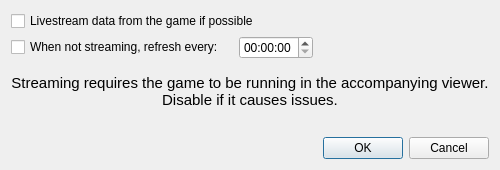
First picture: the form in KCSettingsDialog.ui, repository KanColleTool/kct-tool, before the edit.
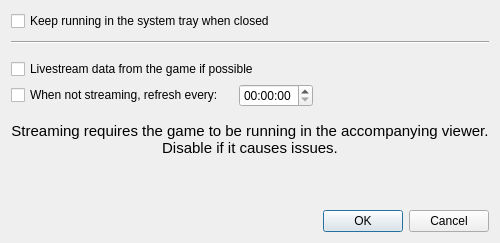
Second picture: the form after the edit.

Commit message: Minimize to Tray settings and stuff

```diff
--- a/KCSettingsDialog.ui
+++ b/KCSettingsDialog.ui
@@ -9,8 +9,8 @@
    <rect>
     <x>0</x>
     <y>0</y>
-    <width>500</width>
-    <height>170</height>
+    <width>467</width>
+    <height>243</height>
    </rect>
   </property>
   <property name="windowTitle">
@@ -21,7 +21,78 @@
     <number>5</number>
    </property>
    <item>
-    <layout class="QVBoxLayout" name="verticalLayout_2">
+    <widget class="QWidget" name="minimizeToTrayContainer" native="true">
+     <layout class="QVBoxLayout" name="verticalLayout_4">
+      <property name="spacing">
+       <number>0</number>
+      </property>
+      <property name="leftMargin">
+       <number>0</number>
+      </property>
+      <property name="topMargin">
+       <number>0</number>
+      </property>
+      <property name="rightMargin">
+       <number>0</number>
+      </property>
+      <property name="bottomMargin">
+       <number>0</number>
+      </property>
+      <item>
+       <layout class="QVBoxLayout" name="verticalLayout_3">
+        <item>
+         <widget class="QCheckBox" name="minimizeToTrayCheckbox">
+          <property name="text">
+           <string>Keep running in the system tray when closed</string>
+          </property>
+         </widget>
+        </item>
+        <item>
+         <spacer name="verticalSpacer_4">
+          <property name="orientation">
+           <enum>Qt::Vertical</enum>
+          </property>
+          <property name="sizeType">
+           <enum>QSizePolicy::Preferred</enum>
+          </property>
+          <property name="sizeHint" stdset="0">
+           <size>
+            <width>20</width>
+            <height>10</height>
+           </size>
+          </property>
+         </spacer>
+        </item>
+        <item>
+         <widget class="Line" name="line">
+          <property name="orientation">
+           <enum>Qt::Horizontal</enum>
+          </property>
+         </widget>
+        </item>
+        <item>
+         <spacer name="verticalSpacer_3">
+          <property name="orientation">
+           <enum>Qt::Vertical</enum>
+          </property>
+          <property name="sizeType">
+           <enum>QSizePolicy::Preferred</enum>
+          </property>
+          <property name="sizeHint" stdset="0">
+           <size>
+            <width>20</width>
+            <height>10</height>
+           </size>
+          </property>
+         </spacer>
+        </item>
+       </layout>
+      </item>
+     </layout>
+    </widget>
+   </item>
+   <item>
+    <layout class="QHBoxLayout" name="horizontalLayout_2">
      <property name="spacing">
       <number>10</number>
      </property>
@@ -101,7 +172,7 @@
       <set>Qt::AlignHCenter|Qt::AlignTop</set>
      </property>
      <property name="wordWrap">
-      <bool>true</bool>
+      <bool>false</bool>
      </property>
     </widget>
    </item>
```
The commit also changes 4 other files.
